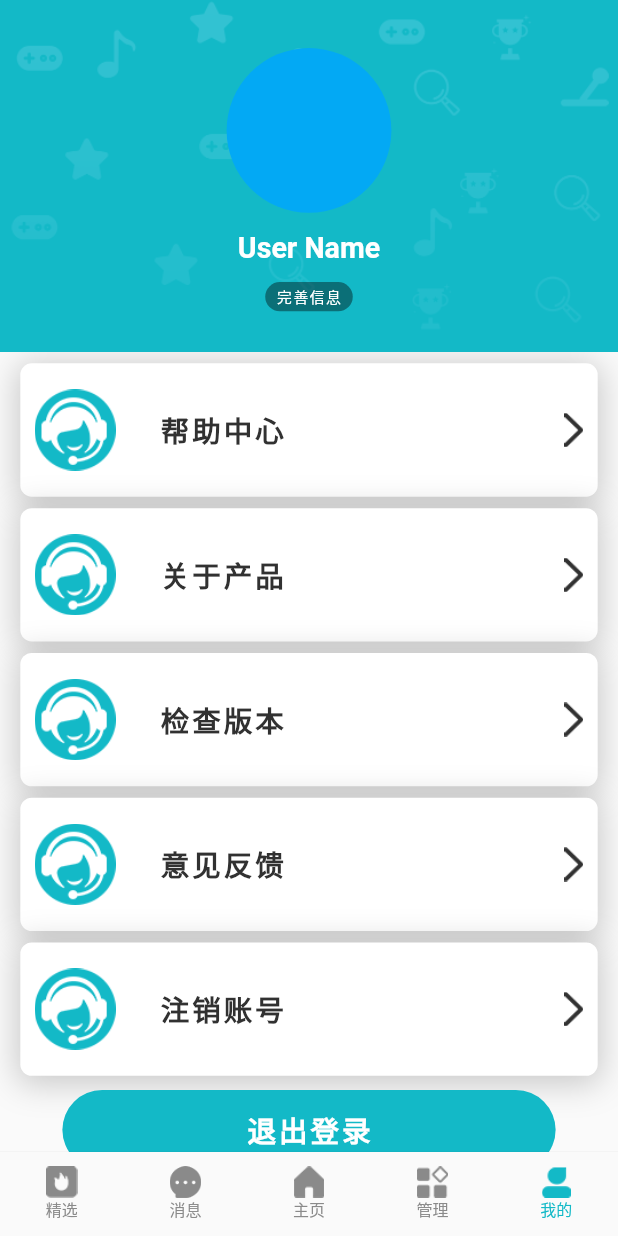
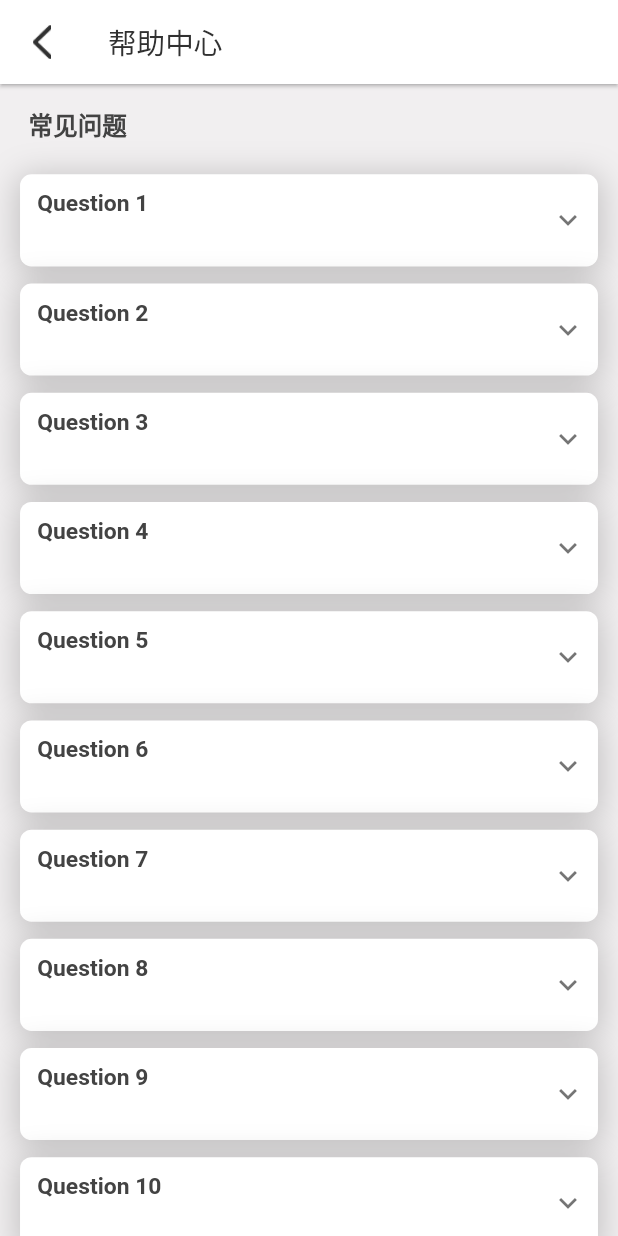
Before and after one commit to zysq-tech/stu_plat, a Flutter app: the HomePage screen opened directly with empty values, item 5 of the bottom bar chosen, after a tap on "帮助中心", on a phone screen of 412 x 824 dp. Run offline on Flutter 3.47's test engine with Material 2 defaults, Android fonts, the phone set to English and light mode, and no system bars; our stand-ins replace convert, dio, fluro, flutter_rating_bar, flutter_screenutil, flutter_swiper and 6 more; missing offline and left inert: device_apps, flutter_picker; accounts and stored records are empty; generated files the repository leaves out were written again; statements that could not run were skipped.

Commit message:
help center page

```diff
--- a/lib/Constant.dart
+++ b/lib/Constant.dart
@@ -11,3 +11,5 @@ Color homeBgColor = Color.fromRGBO(241, 239, 240, 1);
 RegExp letterNumberOnly = RegExp(r'^[a-zA-Z0-9]+$');
 
 const List<String> packageSizes = const ['B', 'K', 'M', 'G', 'T'];
+
+const String serviceQQ = '12345678';
--- a/lib/config/route_handlers.dart
+++ b/lib/config/route_handlers.dart
@@ -49,3 +49,9 @@ var unregisterHandler = Handler(
           data: UnregisterPageData.fromJson(
               jsonToObject(fluroCnParamsDecode(params['data'][0]))),
         ));
+
+var helpCenterHandler = Handler(
+    handlerFunc: (_, params) => HelpCenterPage(
+          data: HelpCenterPageData.fromJson(
+              jsonToObject(fluroCnParamsDecode(params['data'][0]))),
+        ));
--- a/lib/config/routes.dart
+++ b/lib/config/routes.dart
@@ -12,6 +12,7 @@ class Routes {
   static String userInfo = '/userInfo';
   static String editPhoneEmail = '/editPhoneEmail';
   static String unregister = '/unregister';
+  static String helpCenter = '/helpCenter';
 
   static void configureRoutes(Router router) {
     router.notFoundHandler = Handler(
@@ -28,5 +29,6 @@ class Routes {
     router.define(userInfo, handler: userInfoHandler);
     router.define(editPhoneEmail, handler: editPhoneEmailHandler);
     router.define(unregister, handler: unregisterHandler);
+    router.define(helpCenter, handler: helpCenterHandler);
   }
 }
--- a/lib/data/page_data.dart
+++ b/lib/data/page_data.dart
@@ -102,3 +102,14 @@ class UnregisterPageData implements IToJson {
   factory UnregisterPageData.fromJson(Map<String, dynamic> json) =>
       _$UnregisterPageDataFromJson(json);
 }
+
+@JsonSerializable()
+class HelpCenterPageData implements IToJson {
+  HelpCenterPageData();
+
+  @override
+  Map<String, dynamic> toJson() => _$HelpCenterPageDataToJson(this);
+
+  factory HelpCenterPageData.fromJson(Map<String, dynamic> json) =>
+      _$HelpCenterPageDataFromJson(json);
+}
--- /dev/null
+++ b/lib/pages/HelpCenterPage.dart
@@ -0,0 +1,166 @@
+import 'package:expandable/expandable.dart';
+import 'package:flutter/material.dart';
+import 'package:flutter/services.dart';
+import 'package:flutter_screenutil/flutter_screenutil.dart';
+import 'package:rflutter_alert/rflutter_alert.dart';
+
+import '../Application.dart';
+import '../data/page_data.dart';
+import '../data/other.dart';
+import '../components/customCard.dart';
+
+class HelpCenterPage extends StatefulWidget {
+  HelpCenterPage({@required this.data});
+
+  final HelpCenterPageData data;
+
+  @override
+  _HelpCenterPageState createState() => _HelpCenterPageState();
+}
+
+class _HelpCenterPageState extends State<HelpCenterPage> {
+  ScreenUtil su;
+
+  List<int> questions;
+
+  @override
+  void initState() {
+    super.initState();
+    su = Application().screenUtil;
+    questions = List<int>.generate(10, (i) => i + 1);
+  }
+
+  void showServicePanel() {
+    Alert(
+      type: AlertType.none,
+      context: context,
+      title: '欢迎您的咨询，大学生应用宝竭诚为您服务。添加QQ群：$serviceQQ 在线为您答疑解惑',
+      style: AlertStyle(
+        isCloseButton: false,
+        animationType: AnimationType.fromBottom,
+        titleStyle: TextStyle(
+          color: hexToColor('#434343'),
+          fontSize: su.setSp(50),
+        ),
+      ),
+      buttons: [
+        DialogButton(
+            width: su.setWidth(253),
+            height: su.setWidth(124),
+            color: mainThemeColor,
+            radius: BorderRadius.circular(su.setWidth(20)),
+            onPressed: () {
+              Clipboard.setData(ClipboardData(text: serviceQQ)).then((d) {
+                Navigator.pop(context);
+                showToast('复制成功');
+              });
+            },
+            child: Text(
+              '复制',
+              style: TextStyle(
+                  color: Colors.white,
+                  fontSize: su.setSp(40),
+                  fontWeight: FontWeight.bold),
+            )),
+      ],
+    ).show();
+  }
+
+  @override
+  Widget build(BuildContext context) {
+    return Scaffold(
+      backgroundColor: homeBgColor,
+      appBar: AppBar(
+        title: Text(
+          '帮助中心',
+          style:
+              TextStyle(fontSize: su.setSp(50), color: hexToColor('#313131')),
+        ),
+        leading: MaterialButton(
+          child: Image.asset(
+            'assets/icon/icon_return.png',
+            width: su.setWidth(33),
+            height: su.setWidth(61),
+          ),
+          onPressed: () {
+            Navigator.pop(context);
+          },
+        ),
+      ),
+      body: SingleChildScrollView(
+        child: Column(
+          children: <Widget>[
+            Container(
+              padding: EdgeInsets.symmetric(
+                  vertical: su.setWidth(40), horizontal: su.setWidth(50)),
+              width: su.setWidth(1080),
+              child: Text(
+                '常见问题',
+                style: TextStyle(
+                    color: hexToColor('#434343'),
+                    fontSize: su.setSp(43),
+                    fontWeight: FontWeight.bold),
+              ),
+            ),
+            FlatButton(
+              onPressed: showServicePanel,
+              child: Text(
+                '在线客服',
+                style: TextStyle(color: mainThemeColor, fontSize: su.setSp(35)),
+              ),
+            )
+          ]..insertAll(1, questions.map((i) => buildExpandableCard(i))),
+        ),
+      ),
+    );
+  }
+
+  Widget buildExpandableCard(int i) {
+    return CustomCard(
+      width: su.setWidth(1010),
+      borderRadius: BorderRadius.circular(su.setWidth(20)),
+      margin: EdgeInsets.symmetric(vertical: su.setWidth(15)),
+      padding: EdgeInsets.symmetric(vertical: su.setWidth(28)),
+      child: ExpandablePanel(
+        headerAlignment: ExpandablePanelHeaderAlignment.center,
+        header: buildQuestionTitle('Question $i'),
+        expanded: buildQuestionDescription('Description $i'),
+      ),
+    );
+  }
+
+  Widget buildQuestionTitle(String q) {
+    return Padding(
+      padding: EdgeInsets.only(left: su.setWidth(30)),
+      child: Text(
+        q,
+        style: TextStyle(
+            color: hexToColor('#434343'),
+            fontSize: su.setSp(40),
+            fontWeight: FontWeight.bold),
+      ),
+    );
+  }
+
+  CustomCard buildQuestionDescription(String desc) {
+    return CustomCard(
+      width: su.setWidth(929),
+      borderRadius: BorderRadius.circular(su.setWidth(20)),
+      color: hexToColor('#f1eff0'),
+      alignment: Alignment.topLeft,
+      margin: EdgeInsets.only(top: su.setWidth(66)),
+      boxShadow: CustomCard.noneBoxShadow,
+      padding: EdgeInsets.symmetric(
+          horizontal: su.setWidth(33), vertical: su.setWidth(54)),
+      child: Text(
+        desc,
+        style: TextStyle(color: hexToColor('#707070'), fontSize: su.setSp(35)),
+      ),
+    );
+  }
+
+  @override
+  void dispose() {
+    super.dispose();
+  }
+}
--- a/lib/pages/index.dart
+++ b/lib/pages/index.dart
@@ -6,3 +6,4 @@ export './HomePage.dart';
 export './UserInfoPage.dart';
 export './EditPhoneEmailPage.dart';
 export './UnregisterPage.dart';
+export './HelpCenterPage.dart';
--- a/lib/pages/views/UserView.dart
+++ b/lib/pages/views/UserView.dart
@@ -79,7 +79,13 @@ class _UserViewState extends State<UserView>
             child: Center(
               child: Column(
                 children: <Widget>[
-                  buildEntranceTab('帮助中心', onTap: () {}),
+                  buildEntranceTab('帮助中心', onTap: () {
+                    String str =
+                        fluroCnParamsEncode(objectToJson(HelpCenterPageData()));
+                    Application()
+                        .router
+                        .navigateTo(context, '${Routes.helpCenter}?data=$str');
+                  }),
                   buildEntranceTab('关于产品', onTap: () {}),
                   buildEntranceTab('检查版本', onTap: () {}),
                   buildEntranceTab('意见反馈', onTap: () {}),
--- a/pubspec.yaml
+++ b/pubspec.yaml
@@ -43,6 +43,7 @@ dependencies:
   rflutter_alert:
     git: git://github.com/RatelHub/rflutter_alert.git
   flutter_rating_bar: any
+  expandable: any
   #Android Only
   device_apps: any
 
```
Also changed, not shown: lib/data/page_data.g.dart, pubspec.lock.
